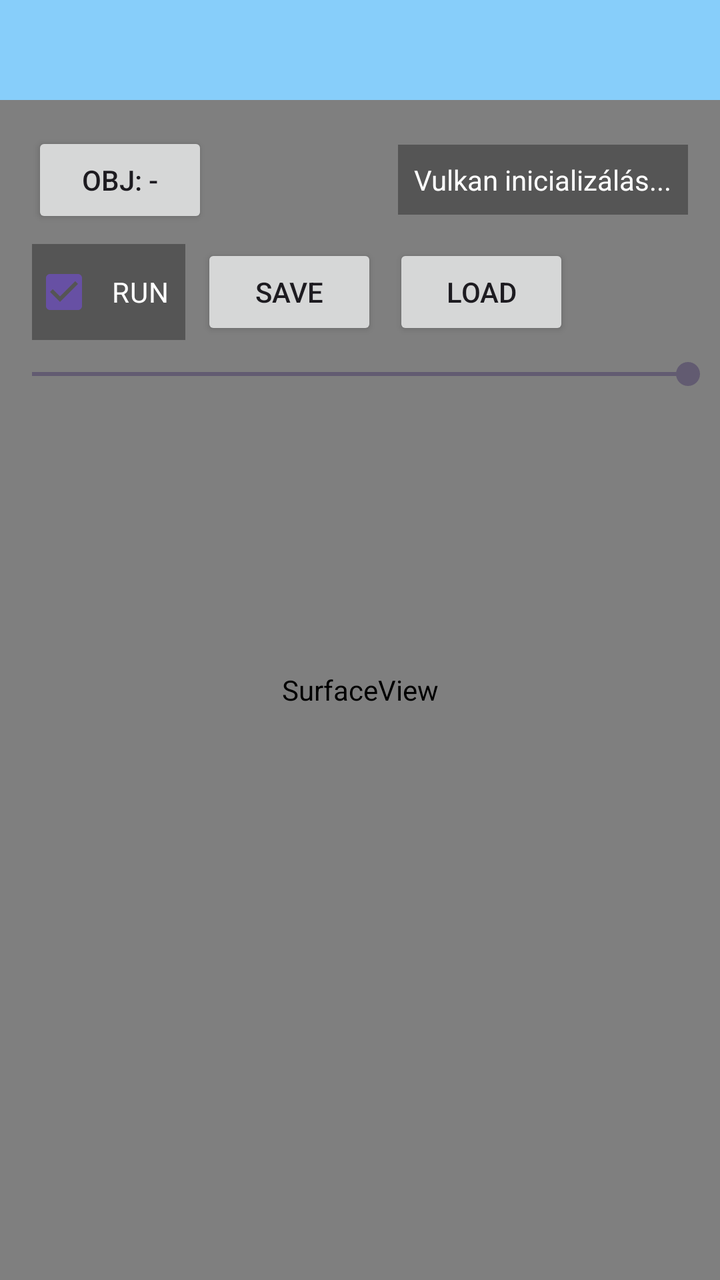
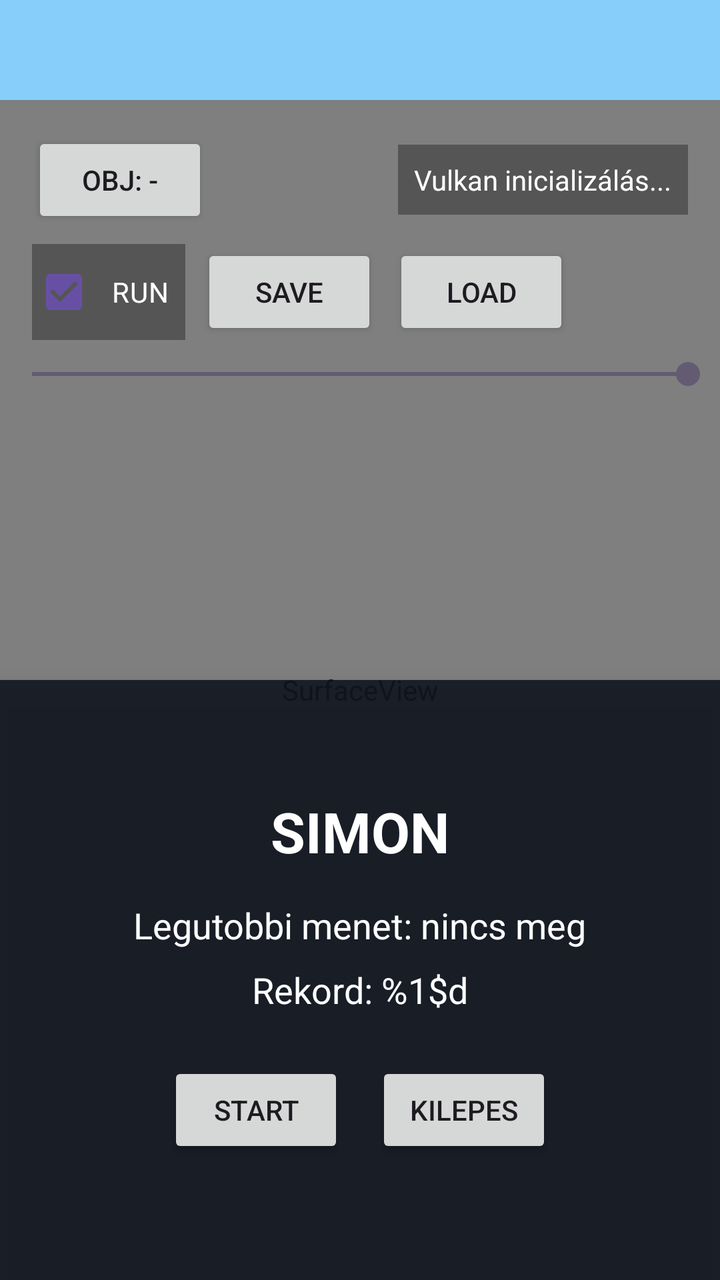

An Android layout rendered at two revisions. The XML below is the earlier revision; the diff shows what the commit changed to produce the second picture.
<!-- AndroidManifest.xml: application theme Theme.SimonApp -->
<!-- res/layout/activity_main.xml -->
<?xml version="1.0" encoding="utf-8"?>
<LinearLayout xmlns:android="http://schemas.android.com/apk/res/android"
    xmlns:tools="http://schemas.android.com/tools"
    android:id="@+id/main"
    android:layout_width="match_parent"
    android:layout_height="match_parent"
    android:orientation="vertical"
    tools:context=".MainActivity">

    <FrameLayout
        android:id="@+id/ad_container"
        android:layout_width="match_parent"
        android:layout_height="@dimen/ad_container_height"
        android:background="@color/ad_container_background"
        android:importantForAccessibility="no" />

    <FrameLayout
        android:id="@+id/game_container"
        android:layout_width="match_parent"
        android:layout_height="0dp"
        android:layout_weight="1">

        <SurfaceView
            android:id="@+id/vulkan_surface"
            android:layout_width="match_parent"
            android:layout_height="match_parent" />

        <LinearLayout
            android:id="@+id/top_overlay_controls"
            android:layout_width="match_parent"
            android:layout_height="wrap_content"
            android:layout_gravity="top"
            android:layout_marginTop="16dp"
            android:orientation="vertical">

            <LinearLayout
                android:layout_width="match_parent"
                android:layout_height="wrap_content"
                android:layout_marginStart="16dp"
                android:layout_marginEnd="16dp"
                android:gravity="center_vertical"
                android:orientation="horizontal">

                <Button
                    android:id="@+id/button"
                    android:layout_width="wrap_content"
                    android:layout_height="wrap_content"
                    android:text="Obj: -" />

                <View
                    android:layout_width="0dp"
                    android:layout_height="1dp"
                    android:layout_weight="1" />

                <TextView
                    android:id="@+id/status_text"
                    android:layout_width="wrap_content"
                    android:layout_height="wrap_content"
                    android:background="#55000000"
                    android:padding="8dp"
                    android:text="@string/vulkan_initializing"
                    android:textColor="#FFFFFF" />

            </LinearLayout>

            <LinearLayout
                android:layout_width="wrap_content"
                android:layout_height="wrap_content"
                android:layout_marginStart="16dp"
                android:layout_marginTop="8dp"
                android:layout_marginEnd="16dp"
                android:orientation="horizontal">

                <CheckBox
                    android:id="@+id/run_pause_checkbox"
                    android:layout_width="wrap_content"
                    android:layout_height="wrap_content"
                    android:background="#55000000"
                    android:checked="true"
                    android:padding="8dp"
                    android:text="@string/run_pause_checkbox"
                    android:textColor="#FFFFFF" />

                <Button
                    android:id="@+id/save_button"
                    android:layout_width="wrap_content"
                    android:layout_height="wrap_content"
                    android:layout_marginStart="8dp"
                    android:text="@string/save_button_label" />

                <Button
                    android:id="@+id/load_button"
                    android:layout_width="wrap_content"
                    android:layout_height="wrap_content"
                    android:layout_marginStart="8dp"
                    android:text="@string/load_button_label" />

            </LinearLayout>

            <SeekBar
                android:id="@+id/button_volume_seekbar"
                android:layout_width="match_parent"
                android:layout_height="wrap_content"
                android:layout_marginTop="8dp"
                android:contentDescription="@string/button_volume_seekbar_description"
                android:max="100"
                android:progress="100" />

        </LinearLayout>

    </FrameLayout>

</LinearLayout>
<!-- resources referenced by this layout -->
<resources>
  <color name="ad_container_background">#87CEFA</color>
  <dimen name="ad_container_height">50dp</dimen>
  <string name="button_volume_seekbar_description">Button volume</string>
  <string name="load_button_label">LOAD</string>
  <string name="run_pause_checkbox">RUN</string>
  <string name="save_button_label">SAVE</string>
  <string name="vulkan_initializing">Vulkan inicializálás...</string>
  <style name="Theme.SimonApp" parent="Base.Theme.SimonApp" />
  <style name="Base.Theme.SimonApp" parent="Theme.Material3.DayNight.NoActionBar">
          
          
      </style>
</resources>

<!-- the commit's change to res/layout/activity_main.xml (unified diff, before → after) -->
@@ -108,6 +108,73 @@
 
         </LinearLayout>
 
+        <LinearLayout
+            android:id="@+id/game_menu_overlay"
+            android:layout_width="match_parent"
+            android:layout_height="@dimen/game_menu_overlay_min_height"
+            android:layout_gravity="bottom"
+            android:background="@color/game_menu_overlay_background"
+            android:clickable="true"
+            android:elevation="8dp"
+            android:focusable="true"
+            android:gravity="center"
+            android:orientation="vertical"
+            android:paddingStart="24dp"
+            android:paddingTop="20dp"
+            android:paddingEnd="24dp"
+            android:paddingBottom="24dp">
+
+            <TextView
+                android:id="@+id/game_menu_title"
+                android:layout_width="wrap_content"
+                android:layout_height="wrap_content"
+                android:text="@string/game_menu_title"
+                android:textColor="@color/game_menu_overlay_text"
+                android:textSize="28sp"
+                android:textStyle="bold" />
+
+            <TextView
+                android:id="@+id/last_result_text"
+                android:layout_width="wrap_content"
+                android:layout_height="wrap_content"
+                android:layout_marginTop="16dp"
+                android:text="@string/game_menu_no_last_result"
+                android:textColor="@color/game_menu_overlay_text"
+                android:textSize="18sp" />
+
+            <TextView
+                android:id="@+id/record_text"
+                android:layout_width="wrap_content"
+                android:layout_height="wrap_content"
+                android:layout_marginTop="8dp"
+                android:text="@string/game_menu_record"
+                android:textColor="@color/game_menu_overlay_text"
+                android:textSize="18sp" />
+
+            <LinearLayout
+                android:layout_width="wrap_content"
+                android:layout_height="wrap_content"
+                android:layout_marginTop="24dp"
+                android:gravity="center"
+                android:orientation="horizontal">
+
+                <Button
+                    android:id="@+id/start_game_button"
+                    android:layout_width="wrap_content"
+                    android:layout_height="wrap_content"
+                    android:text="@string/game_start_button_label" />
+
+                <Button
+                    android:id="@+id/exit_game_button"
+                    android:layout_width="wrap_content"
+                    android:layout_height="wrap_content"
+                    android:layout_marginStart="16dp"
+                    android:text="@string/game_exit_button_label" />
+
+            </LinearLayout>
+
+        </LinearLayout>
+
     </FrameLayout>
 
 </LinearLayout>
<!-- resource entries referenced after the edit -->
@@ -1,8 +1,16 @@
 <!-- resources referenced by this layout -->
 <resources>
   <color name="ad_container_background">#87CEFA</color>
+  <color name="game_menu_overlay_background">#E6101620</color>
+  <color name="game_menu_overlay_text">#FFFFFFFF</color>
   <dimen name="ad_container_height">50dp</dimen>
+  <dimen name="game_menu_overlay_min_height">300dp</dimen>
   <string name="button_volume_seekbar_description">Button volume</string>
+  <string name="game_exit_button_label">KILEPES</string>
+  <string name="game_menu_no_last_result">Legutobbi menet: nincs meg</string>
+  <string name="game_menu_record">Rekord: %1$d</string>
+  <string name="game_menu_title">SIMON</string>
+  <string name="game_start_button_label">START</string>
   <string name="load_button_label">LOAD</string>
   <string name="run_pause_checkbox">RUN</string>
   <string name="save_button_label">SAVE</string>
